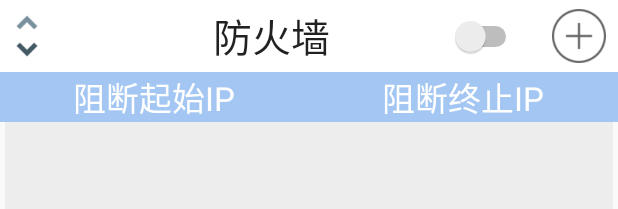
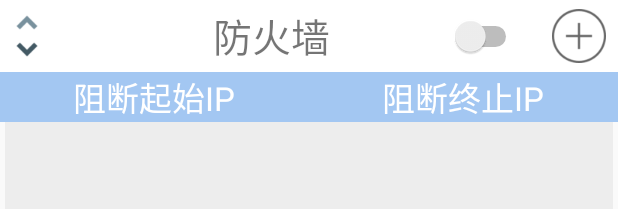
Before and after one commit to pencil-box/NetKnight, an Android app: the layout ip_main.xml on its own in the app's theme, with its tools: preview values and no code run, on a phone screen of 412 x 824 dp. Shown: the top 209 px of the screen. Run offline under Robolectric (Android 15) with nearby library versions, the phone set to English and light mode, and no system bars.

Commit message:
再次修正字体

```diff
--- a/app/src/main/res/layout/ip_main.xml
+++ b/app/src/main/res/layout/ip_main.xml
@@ -31,7 +31,6 @@
             android:gravity="center"
             android:text="防火墙"
             android:paddingRight="50dp"
-            android:textAppearance="?android:attr/textAppearanceLarge"
             android:textSize="26sp" />
 
         <Switch
```
